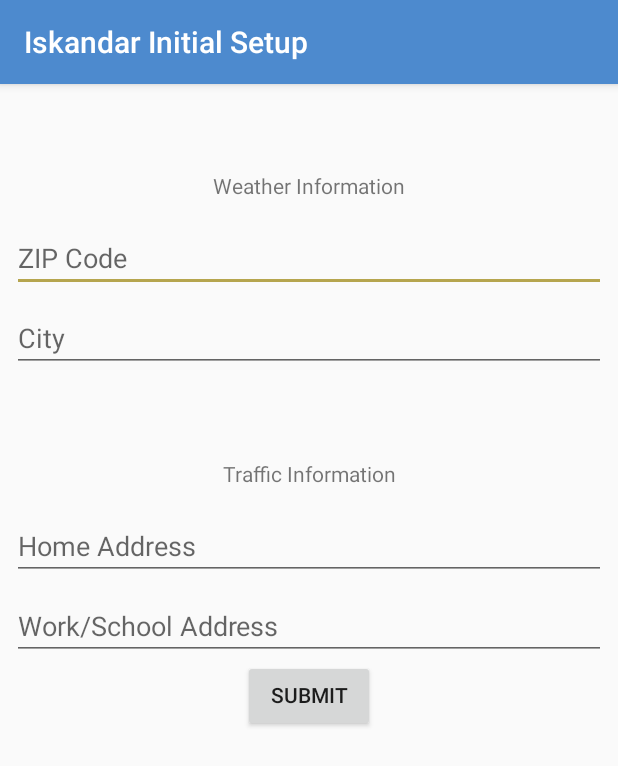
After one commit to pragarct/Iskandar-Smart-Mirror-Android-Companion-App, an Android app: the InitialSetupActivity screen opened directly, with no data from a screen before it, on a phone screen of 412 x 824 dp. The commit adds this screen. Shown: the top 766 px of the screen. Run offline under Robolectric (Android 15) with nearby library versions, the phone set to English and light mode, and no system bars; network calls fail.

Commit message:
IMA-003: Initial file structure created

```diff
--- /dev/null
+++ b/app/src/main/java/com/iskandar/mirror/companion/app/activities/ui/InitialSetupActivity.kt
@@ -0,0 +1,35 @@
+package com.iskandar.mirror.companion.app.activities.ui
+
+import android.content.Intent
+import android.os.Bundle
+import com.iskandar.mirror.companion.app.R
+import com.iskandar.mirror.companion.app.classes.BaseActivity
+import com.iskandar.mirror.companion.app.classes.makeClearableEditText
+import com.iskandar.mirror.companion.app.classes.onRightDrawableClicked
+import kotlinx.android.synthetic.main.activity_initial_setup.*
+
+class InitialSetupActivity : BaseActivity() {
+    override fun onCreate(savedInstanceState: Bundle?) {
+        super.onCreate(savedInstanceState)
+        setContentView(R.layout.activity_initial_setup)
+
+        // Add clear buttons to EditTexts, and drawableEnd in xml allow a clear button to be made
+        addRightCancelDrawable(zipCodeEditText)
+        zipCodeEditText.onRightDrawableClicked { it.text.clear() }
+        zipCodeEditText.makeClearableEditText(null, null)
+        addRightCancelDrawable(cityEditText)
+        cityEditText.onRightDrawableClicked { it.text.clear() }
+        cityEditText.makeClearableEditText(null, null)
+        addRightCancelDrawable(homeAddressEditText)
+        homeAddressEditText.onRightDrawableClicked { it.text.clear() }
+        homeAddressEditText.makeClearableEditText(null, null)
+        addRightCancelDrawable(workSchoolAddressEditText)
+        workSchoolAddressEditText.onRightDrawableClicked { it.text.clear() }
+        workSchoolAddressEditText.makeClearableEditText(null, null)
+
+        submitButton.setOnClickListener {
+            val intent = Intent(this, HomeActivity::class.java)
+            startActivity(intent)
+        }
+    }
+}
--- /dev/null
+++ b/app/src/main/res/layout/activity_initial_setup.xml
@@ -0,0 +1,97 @@
+<?xml version="1.0" encoding="utf-8"?>
+<androidx.constraintlayout.widget.ConstraintLayout xmlns:android="http://schemas.android.com/apk/res/android"
+    xmlns:app="http://schemas.android.com/apk/res-auto"
+    xmlns:tools="http://schemas.android.com/tools"
+    android:layout_width="match_parent"
+    android:layout_height="match_parent"
+    tools:context=".activities.ui.InitialSetupActivity">
+
+    <TextView
+        android:id="@+id/weatherTextView"
+        android:layout_width="wrap_content"
+        android:layout_height="wrap_content"
+        android:text="@string/weather_information"
+        android:padding="8dp"
+        android:layout_marginTop="50dp"
+        app:layout_constraintEnd_toEndOf="parent"
+        app:layout_constraintStart_toStartOf="parent"
+        app:layout_constraintTop_toTopOf="parent" />
+
+    <EditText
+        android:id="@+id/zipCodeEditText"
+        android:layout_width="match_parent"
+        android:layout_height="wrap_content"
+        android:drawableEnd="@drawable/cancel"
+        android:hint="@string/ZIP_code"
+        android:importantForAutofill="no"
+        android:maxLength="5"
+        android:inputType="number"
+        android:layout_margin="8dp"
+        app:layout_constraintEnd_toEndOf="parent"
+        app:layout_constraintStart_toStartOf="parent"
+        app:layout_constraintTop_toBottomOf="@id/weatherTextView" />
+
+    <EditText
+        android:id="@+id/cityEditText"
+        android:layout_width="match_parent"
+        android:layout_height="wrap_content"
+        android:drawableEnd="@drawable/cancel"
+        android:hint="@string/city"
+        android:importantForAutofill="no"
+        android:layout_margin="8dp"
+        android:inputType="textCapWords"
+        android:layout_marginTop="10dp"
+        app:layout_constraintEnd_toEndOf="parent"
+        app:layout_constraintStart_toStartOf="parent"
+        app:layout_constraintTop_toBottomOf="@id/zipCodeEditText"/>
+
+    <TextView
+        android:id="@+id/trafficTextView"
+        android:layout_width="wrap_content"
+        android:layout_height="wrap_content"
+        android:text="@string/traffic_information"
+        android:padding="8dp"
+        android:layout_marginTop="50dp"
+        app:layout_constraintEnd_toEndOf="parent"
+        app:layout_constraintStart_toStartOf="parent"
+        app:layout_constraintTop_toBottomOf="@id/cityEditText" />
+
+    <EditText
+        android:id="@+id/homeAddressEditText"
+        android:layout_width="match_parent"
+        android:layout_margin="8dp"
+        android:layout_height="wrap_content"
+        android:layout_marginTop="10dp"
+        android:drawableEnd="@drawable/cancel"
+        android:hint="@string/home_address"
+        android:importantForAutofill="no"
+        android:inputType="textCapWords"
+        app:layout_constraintEnd_toEndOf="parent"
+        app:layout_constraintStart_toStartOf="parent"
+        app:layout_constraintTop_toBottomOf="@id/trafficTextView"/>
+
+    <EditText
+        android:id="@+id/workSchoolAddressEditText"
+        android:layout_width="match_parent"
+        android:layout_height="wrap_content"
+        android:drawableEnd="@drawable/cancel"
+        android:hint="@string/work_school_address"
+        android:importantForAutofill="no"
+        android:inputType="textCapWords"
+        android:layout_margin="8dp"
+        android:layout_marginTop="10dp"
+        app:layout_constraintEnd_toEndOf="parent"
+        app:layout_constraintStart_toStartOf="parent"
+        app:layout_constraintTop_toBottomOf="@id/homeAddressEditText"/>
+
+    <androidx.appcompat.widget.AppCompatButton
+        android:id="@+id/submitButton"
+        android:layout_width="wrap_content"
+        android:layout_height="wrap_content"
+        android:paddingTop="8dp"
+        android:text="@string/submit"
+        app:layout_constraintEnd_toEndOf="parent"
+        app:layout_constraintStart_toStartOf="parent"
+        app:layout_constraintTop_toBottomOf="@+id/workSchoolAddressEditText" />
+
+</androidx.constraintlayout.widget.ConstraintLayout>
--- a/app/src/main/res/layout/activity_main.xml
+++ b/app/src/main/res/layout/activity_old_main.xml
@@ -6,7 +6,7 @@
     android:layout_height="match_parent"
     android:animateLayoutChanges="true"
     android:padding="@dimen/doub_grid_size"
-    tools:context=".activities.MainActivity">
+    tools:context=".activities.ui.OldMainActivity">
 
     <TextView
         android:id="@+id/title"
@@ -38,7 +38,6 @@
         app:layout_constraintBottom_toBottomOf="parent"
         app:layout_constraintEnd_toEndOf="parent"
         app:layout_constraintStart_toStartOf="parent"
-        app:layout_constraintTop_toBottomOf="@id/description"
         app:layout_constraintTop_toTopOf="parent" />
 
     <TextView
--- a/app/src/main/res/layout/activity_test.xml
+++ b/app/src/main/res/layout/activity_test.xml
@@ -4,7 +4,7 @@
     xmlns:tools="http://schemas.android.com/tools"
     android:layout_width="match_parent"
     android:layout_height="match_parent"
-    tools:context=".activities.ui.testStart.TestActivity">
+    tools:context=".activities.ui.TestActivity">
 
     <include
         android:id="@+id/toolbar"
@@ -42,7 +42,7 @@
         app:layout_constraintTop_toBottomOf="@+id/quickStart" />
 
     <com.google.android.material.floatingactionbutton.FloatingActionButton
-        android:id="@+id/fab"
+        android:id="@+id/help_fab"
         android:layout_width="wrap_content"
         android:layout_height="wrap_content"
         android:importantForAccessibility="no"
--- a/app/src/main/res/values/strings.xml
+++ b/app/src/main/res/values/strings.xml
@@ -1,10 +1,13 @@
-<resources>
+<resources xmlns:tools="http://schemas.android.com/tools" tools:locale="en">
 
-    <!--    <string name=""></string>   -->
+<!--    <string name=""></string>   -->
 
     <!--Universal-->
     <string name="app_name">Iskandar Smart Mirror Companion App</string>
 
+    <!--Activity Names-->
+    <string name="iskandar_initial_setup">Iskandar Initial Setup</string>
+    <string name="iskandar_home">Iskandar Home</string>
 
     <!--TestStart-->
     <string name="normal_start_button">Normal Start</string>
@@ -12,6 +15,19 @@
     <string name="send_test_data_button">Send Test Data</string>
 
     <!--InitialStartup-->
+    <string name="weather_information">Weather Information</string>
+    <string name="ZIP_code">ZIP Code</string>
+    <string name="city">City</string>
+
+    <string name="traffic_information">Traffic Information</string>
+    <string name="home_address">Home Address</string>
+    <string name="work_school_address">Work/School Address</string>
+
+    <string name="submit">Submit</string>
+
+    <!--Home-->
+    <string name="home">Home</string>
+
 
     <!--Original Factorial-->
     <string name="title">This is just a template</string>
```
Also changed, not shown: app/src/main/AndroidManifest.xml (+13 -3 lines), app/src/main/java/com/iskandar/mirror/companion/app/activities/ui/HomeActivity.kt (added, +12 -0 lines), app/src/main/java/com/iskandar/mirror/companion/app/activities/ui/OldMainActivity.kt (renamed from app/src/main/java/com/iskandar/mirror/companion/app/activities/MainActivity.kt, +7 -4 lines), app/src/main/java/com/iskandar/mirror/companion/app/activities/ui/TestActivity.kt (added, +58 -0 lines), app/src/main/java/com/iskandar/mirror/companion/app/activities/ui/testStart/TestActivity.kt (deleted, +0 -21 lines), app/src/main/res/layout/activity_home.xml (added, +18 -0 lines), app/src/main/res/layout/toolbar.xml (+5 -2 lines), 2 other files.
